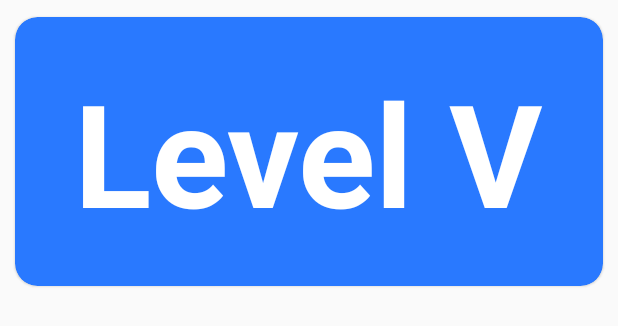
After one commit to Sraiti/QuizFireStore, an Android app: the layout stage_container.xml on its own in the app's theme, with its tools: preview values and no code run, on a phone screen of 412 x 824 dp. The commit adds this screen. Shown: the top 326 px of the screen. Run offline under Robolectric (Android 15) with nearby library versions, the light colour scheme and no system bars.

Commit message:
Stages Added

```diff
--- a/app/src/main/java/com/example/firestorequiz/Adapters/CategoryAdapter.java
+++ b/app/src/main/java/com/example/firestorequiz/Adapters/CategoryAdapter.java
@@ -109,6 +109,7 @@ public class CategoryAdapter extends RecyclerView.Adapter<RecyclerView.ViewHolde
                         Intent intent2 = new Intent(mContext, Quiz.class);
 
                         intent2.putExtra("CategoryId",menuItem.getCategoryId());
+                        intent2.putExtra("ImageURL",menuItem.getCategoryImage());
 
 
                         mContext.startActivity(intent2);
--- a/app/src/main/java/com/example/firestorequiz/MainActivity.java
+++ b/app/src/main/java/com/example/firestorequiz/MainActivity.java
@@ -51,9 +51,6 @@ public class MainActivity extends AppCompatActivity {
         super.onCreate(savedInstanceState);
         setContentView(R.layout.activity_main);
 
-
-        //RecyclerView recyclerView = findViewById(R.id.Recyclerview);
-        //recyclerView.setLayoutManager(new LinearLayoutManager(this));
 
 
         if (savedInstanceState == null) {
--- /dev/null
+++ b/app/src/main/res/layout/stage_container.xml
@@ -0,0 +1,36 @@
+<androidx.cardview.widget.CardView xmlns:android="http://schemas.android.com/apk/res/android"
+    xmlns:app="http://schemas.android.com/apk/res-auto"
+    xmlns:tools="http://schemas.android.com/tools"
+    android:id="@+id/cardView"
+    android:layout_width="match_parent"
+    android:layout_height="195dp"
+    android:layout_margin="3dp"
+    android:clickable="true"
+    android:clipToPadding="true"
+    android:focusable="true"
+    android:foreground="?android:attr/selectableItemBackground"
+    app:cardBackgroundColor="#2979FF"
+    app:cardCornerRadius="15dp"
+    app:cardElevation="1dp"
+    app:cardUseCompatPadding="true">
+
+    <TextView
+        android:id="@+id/txt_StageName"
+        android:layout_width="wrap_content"
+        android:layout_height="wrap_content"
+        android:layout_gravity="center"
+
+        android:text="Level V"
+        android:textColor="@android:color/white"
+        android:textSize="95sp"
+        android:textStyle="bold" />
+
+    <ImageView
+        android:id="@+id/img_Stage"
+        android:layout_width="155dp"
+        android:layout_height="155dp"
+        android:layout_gravity="center"
+        android:alpha="0.8" />
+
+
+</androidx.cardview.widget.CardView>
```
Also changed, not shown: app/src/main/java/com/example/firestorequiz/Adapters/StageAdapter.java (added, +92 -0 lines), app/src/main/java/com/example/firestorequiz/Model/Category.java (+0 -9 lines), app/src/main/java/com/example/firestorequiz/Model/Stage.java (added, +109 -0 lines), app/src/main/java/com/example/firestorequiz/Quiz.java (+41 -4 lines), app/src/main/java/com/example/firestorequiz/ViewHolders/CategoryViewHolder.java (+3 -9 lines), app/src/main/java/com/example/firestorequiz/ViewHolders/StageViewHolder.java (added, +38 -0 lines), app/src/main/res/layout/activity_quiz.xml (+31 -10 lines), app/src/main/res/drawable/res/drawable-hdpi/ic_lock.png (added), app/src/main/res/drawable/res/drawable-mdpi/ic_lock.png (added), app/src/main/res/drawable/res/drawable-xhdpi/ic_lock.png (added), app/src/main/res/drawable/res/drawable-xxhdpi/ic_lock.png (added), app/src/main/res/drawable/res/drawable-xxxhdpi/ic_lock.png (added), 2 other files.
